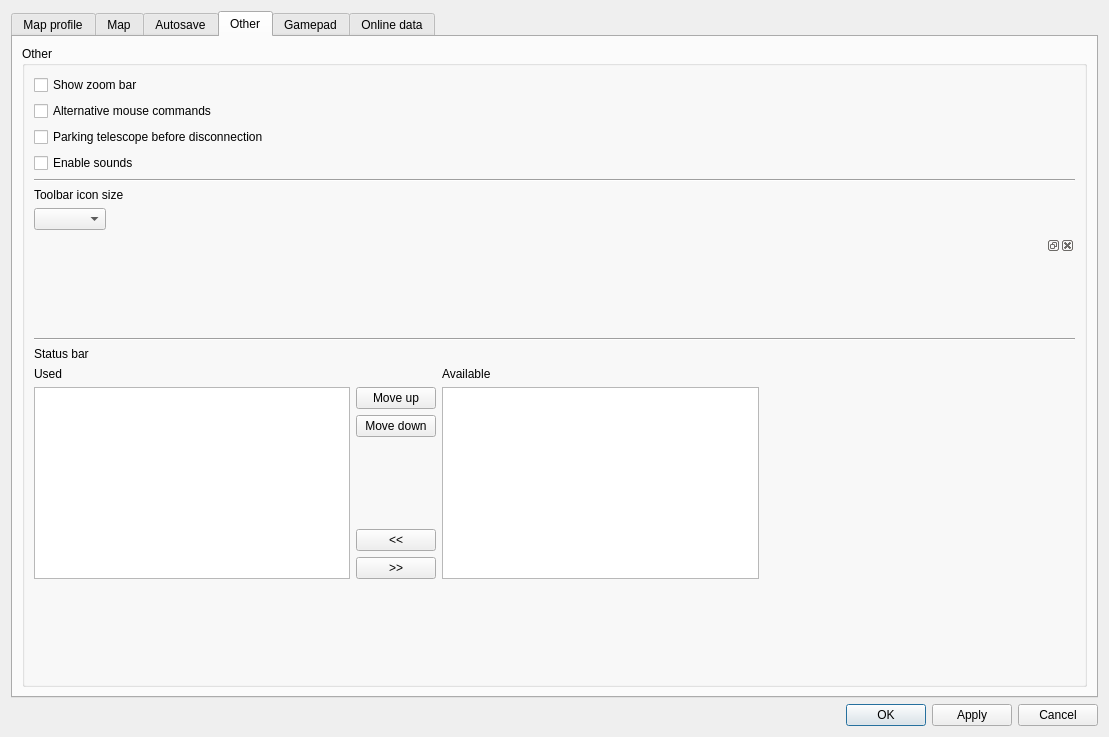
Old version of the form csetting.ui in the repository PavelMr/skytechx.
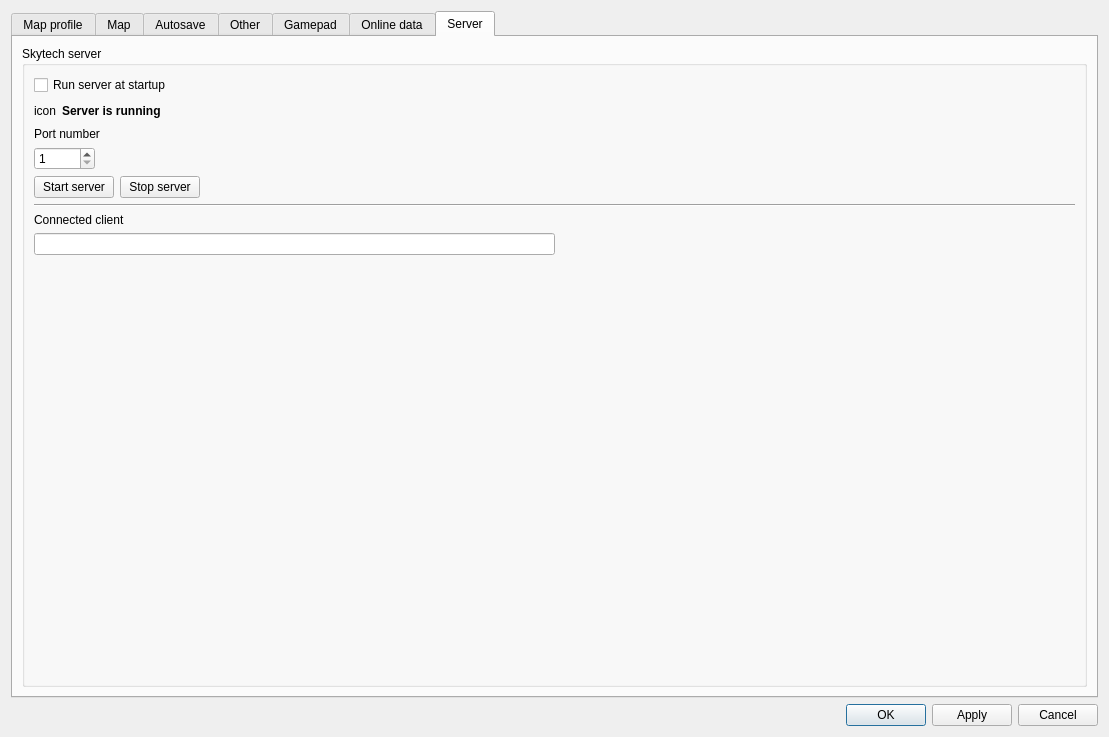
New version of the form. Custom widgets are drawn as their Qt base class.

Commit message: Skytech Server

What changed in the file:
```diff
--- a/csetting.ui
+++ b/csetting.ui
@@ -16,11 +16,14 @@
   <layout class="QVBoxLayout" name="verticalLayout_77">
    <item>
     <widget class="QTabWidget" name="tabWidget">
+     <property name="tabPosition">
+      <enum>QTabWidget::North</enum>
+     </property>
      <property name="tabShape">
       <enum>QTabWidget::Rounded</enum>
      </property>
      <property name="currentIndex">
-      <number>3</number>
+      <number>6</number>
      </property>
      <property name="documentMode">
       <bool>false</bool>
@@ -5026,6 +5029,189 @@
        </item>
       </layout>
      </widget>
+     <widget class="QWidget" name="tab_18">
+      <attribute name="title">
+       <string>Server</string>
+      </attribute>
+      <layout class="QVBoxLayout" name="verticalLayout_100">
+       <item>
+        <widget class="QGroupBox" name="groupBox_30">
+         <property name="title">
+          <string>Skytech server</string>
+         </property>
+         <layout class="QVBoxLayout" name="verticalLayout_102">
+          <item>
+           <widget class="QCheckBox" name="checkBox_server">
+            <property name="text">
+             <string>Run server at startup</string>
+            </property>
+           </widget>
+          </item>
+          <item>
+           <layout class="QVBoxLayout" name="verticalLayout_101">
+            <item>
+             <layout class="QHBoxLayout" name="horizontalLayout_32">
+              <item>
+               <widget class="QLabel" name="label_server_icon">
+                <property name="text">
+                 <string>icon</string>
+                </property>
+                <property name="scaledContents">
+                 <bool>false</bool>
+                </property>
+               </widget>
+              </item>
+              <item>
+               <widget class="QLabel" name="label_server_state">
+                <property name="font">
+                 <font>
+                  <weight>75</weight>
+                  <bold>true</bold>
+                 </font>
+                </property>
+                <property name="text">
+                 <string>Server is running</string>
+                </property>
+               </widget>
+              </item>
+              <item>
+               <spacer name="horizontalSpacer_21">
+                <property name="orientation">
+                 <enum>Qt::Horizontal</enum>
+                </property>
+                <property name="sizeHint" stdset="0">
+                 <size>
+                  <width>40</width>
+                  <height>20</height>
+                 </size>
+                </property>
+               </spacer>
+              </item>
+             </layout>
+            </item>
+            <item>
+             <widget class="QLabel" name="label_115">
+              <property name="text">
+               <string>Port number</string>
+              </property>
+             </widget>
+            </item>
+            <item>
+             <layout class="QHBoxLayout" name="horizontalLayout_29">
+              <item>
+               <widget class="QSpinBox" name="spinBox_server_port">
+                <property name="minimum">
+                 <number>1</number>
+                </property>
+                <property name="maximum">
+                 <number>65536</number>
+                </property>
+               </widget>
+              </item>
+              <item>
+               <spacer name="horizontalSpacer_7">
+                <property name="orientation">
+                 <enum>Qt::Horizontal</enum>
+                </property>
+                <property name="sizeHint" stdset="0">
+                 <size>
+                  <width>40</width>
+                  <height>20</height>
+                 </size>
+                </property>
+               </spacer>
+              </item>
+             </layout>
+            </item>
+           </layout>
+          </item>
+          <item>
+           <layout class="QHBoxLayout" name="horizontalLayout_30">
+            <item>
+             <widget class="QPushButton" name="pushButton_server_start">
+              <property name="text">
+               <string>Start server</string>
+              </property>
+             </widget>
+            </item>
+            <item>
+             <widget class="QPushButton" name="pushButton_server_stop">
+              <property name="text">
+               <string>Stop server</string>
+              </property>
+             </widget>
+            </item>
+            <item>
+             <spacer name="horizontalSpacer_19">
+              <property name="orientation">
+               <enum>Qt::Horizontal</enum>
+              </property>
+              <property name="sizeHint" stdset="0">
+               <size>
+                <width>40</width>
+                <height>20</height>
+               </size>
+              </property>
+             </spacer>
+            </item>
+           </layout>
+          </item>
+          <item>
+           <widget class="Line" name="line_5">
+            <property name="orientation">
+             <enum>Qt::Horizontal</enum>
+            </property>
+           </widget>
+          </item>
+          <item>
+           <widget class="QLabel" name="label_116">
+            <property name="text">
+             <string>Connected client</string>
+            </property>
+           </widget>
+          </item>
+          <item>
+           <layout class="QHBoxLayout" name="horizontalLayout_31">
+            <item>
+             <widget class="QLineEdit" name="lineEdit_server_client">
+              <property name="readOnly">
+               <bool>true</bool>
+              </property>
+             </widget>
+            </item>
+            <item>
+             <spacer name="horizontalSpacer_20">
+              <property name="orientation">
+               <enum>Qt::Horizontal</enum>
+              </property>
+              <property name="sizeHint" stdset="0">
+               <size>
+                <width>40</width>
+                <height>20</height>
+               </size>
+              </property>
+             </spacer>
+            </item>
+           </layout>
+          </item>
+          <item>
+           <spacer name="verticalSpacer_17">
+            <property name="orientation">
+             <enum>Qt::Vertical</enum>
+            </property>
+            <property name="sizeHint" stdset="0">
+             <size>
+              <width>20</width>
+              <height>40</height>
+             </size>
+            </property>
+           </spacer>
+          </item>
+         </layout>
+        </widget>
+       </item>
+      </layout>
+     </widget>
     </widget>
    </item>
    <item>
```
The commit also changes 15 other files.
